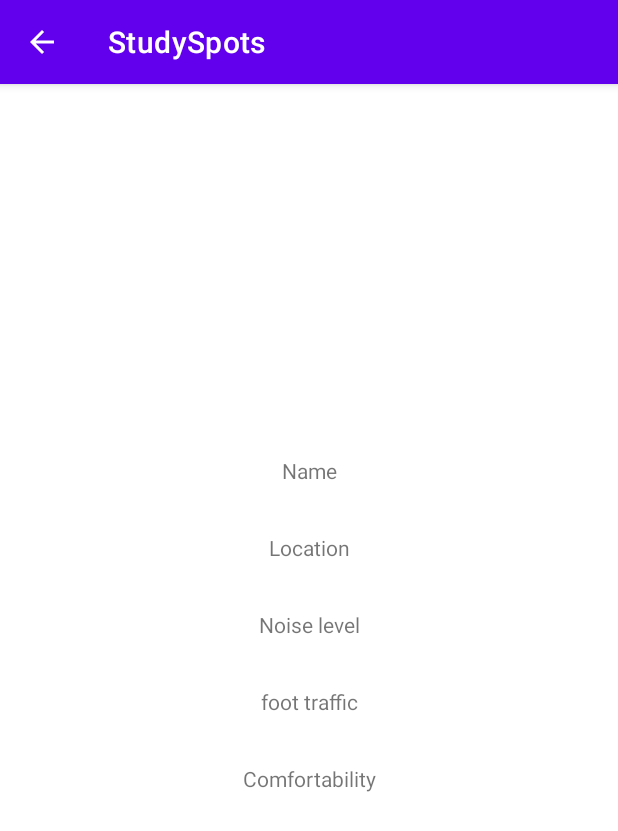
After one commit to melodyy2001/StudySpots, an Android app: the ProfileActivity screen opened directly, with no data from a screen before it, on a phone screen of 412 x 824 dp. The commit adds this screen. Shown: the top 831 px of the screen. Run offline under Robolectric (Android 15) with nearby library versions, the phone set to English and light mode, and no system bars.

Commit message:
Melody: Changed profile to activity, recycler view opens up activity (no info, need to set up companion object)

```diff
--- a/app/src/main/java/com/vima/studyspots/MapFragment.kt
+++ b/app/src/main/java/com/vima/studyspots/MapFragment.kt
@@ -7,10 +7,6 @@ import android.view.LayoutInflater
 import android.view.View
 import android.view.ViewGroup
 import android.widget.Button
-import android.widget.TextView
-import androidx.navigation.Navigation.findNavController
-import androidx.navigation.fragment.findNavController
-//import com.vima.studyspots.databinding.FragmentAddItemBinding
 
 /**
  * A simple [Fragment] subclass.
--- /dev/null
+++ b/app/src/main/java/com/vima/studyspots/ProfileActivity.kt
@@ -0,0 +1,11 @@
+package com.vima.studyspots
+
+import androidx.appcompat.app.AppCompatActivity
+import android.os.Bundle
+
+class ProfileActivity : AppCompatActivity() {
+    override fun onCreate(savedInstanceState: Bundle?) {
+        super.onCreate(savedInstanceState)
+        setContentView(R.layout.activity_profile)
+    }
+}
--- a/app/src/main/java/com/vima/studyspots/StudyListActivity.kt
+++ b/app/src/main/java/com/vima/studyspots/StudyListActivity.kt
@@ -15,6 +15,7 @@ class StudyListActivity : AppCompatActivity() {
         recyclerView.adapter = StudySpotAdapter(applicationContext)
 
         recyclerView.setHasFixedSize(true)
+
     }
 
 
--- a/app/src/main/res/layout/fragment_profile.xml
+++ b/app/src/main/res/layout/activity_profile.xml
@@ -25,7 +25,7 @@
             android:id="@+id/textView"
             android:layout_width="wrap_content"
             android:layout_height="wrap_content"
-            android:layout_marginTop="16dp"
+            android:layout_marginTop="32dp"
             android:text="Name"
             app:layout_constraintEnd_toEndOf="parent"
             app:layout_constraintStart_toStartOf="parent"
@@ -35,37 +35,41 @@
             android:id="@+id/textView2"
             android:layout_width="wrap_content"
             android:layout_height="wrap_content"
+            android:layout_marginTop="32dp"
             android:text="Location"
             app:layout_constraintEnd_toEndOf="parent"
             app:layout_constraintStart_toStartOf="parent"
-            tools:layout_editor_absoluteY="292dp" />
+            app:layout_constraintTop_toBottomOf="@+id/textView" />
 
         <TextView
             android:id="@+id/textView3"
             android:layout_width="wrap_content"
             android:layout_height="wrap_content"
+            android:layout_marginTop="32dp"
             android:text="Noise level"
             app:layout_constraintEnd_toEndOf="parent"
             app:layout_constraintStart_toStartOf="parent"
-            tools:layout_editor_absoluteY="341dp" />
+            app:layout_constraintTop_toBottomOf="@+id/textView2" />
 
         <TextView
             android:id="@+id/textView4"
             android:layout_width="wrap_content"
             android:layout_height="wrap_content"
+            android:layout_marginTop="32dp"
             android:text="foot traffic"
             app:layout_constraintEnd_toEndOf="parent"
             app:layout_constraintStart_toStartOf="parent"
-            tools:layout_editor_absoluteY="400dp" />
+            app:layout_constraintTop_toBottomOf="@+id/textView3" />
 
         <TextView
             android:id="@+id/textView5"
             android:layout_width="wrap_content"
             android:layout_height="wrap_content"
+            android:layout_marginTop="32dp"
             android:text="Comfortability"
             app:layout_constraintEnd_toEndOf="parent"
             app:layout_constraintStart_toStartOf="parent"
-            tools:layout_editor_absoluteY="452dp" />
+            app:layout_constraintTop_toBottomOf="@+id/textView4" />
 
     </androidx.constraintlayout.widget.ConstraintLayout>
 
```
Also changed, not shown: app/src/main/AndroidManifest.xml (+6 -2 lines), app/src/main/java/com/vima/studyspots/ProfileFragment.kt (deleted, +0 -59 lines), app/src/main/java/com/vima/studyspots/adapters/StudySpotAdapter.kt (+19 -1 lines).
